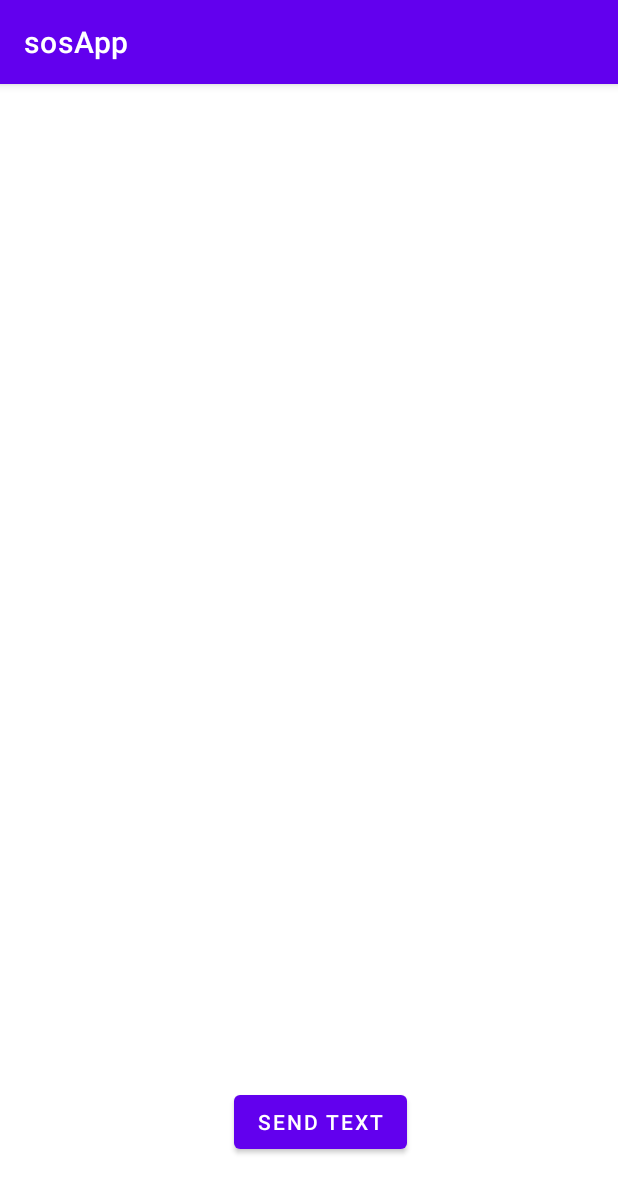
After one commit to ZSabakh/emergency-contacts-kotlin, an Android app: the SendTextActivity screen opened directly, with no data from a screen before it, on a phone screen of 412 x 824 dp. The commit adds this screen. Shown: the top 1193 px of the screen. Run offline under Robolectric (Android 15) with nearby library versions, the phone set to English and light mode, and no system bars.

Commit message:
Added new activity. Can select contacts and send SOS texts

```diff
--- a/app/src/main/AndroidManifest.xml
+++ b/app/src/main/AndroidManifest.xml
@@ -22,7 +22,8 @@
         <activity android:name=".ui.LoginActivity">
         </activity>
         <activity android:name=".ui.AddContactActivity">
-
+        </activity>
+        <activity android:name=".ui.SendTextActivity">
         </activity>
     </application>
 
--- a/app/src/main/java/com/example/sosapp/RecyclerViewAdapter.kt
+++ b/app/src/main/java/com/example/sosapp/RecyclerViewAdapter.kt
@@ -5,7 +5,7 @@ import android.view.View
 import android.view.ViewGroup
 import android.widget.TextView
 import androidx.recyclerview.widget.RecyclerView
-import com.example.sosapp.ui.model.ContactUIModel
+import com.example.sosapp.ui.models.ContactUIModel
 
 
 class RecyclerViewAdapter(private val contactUIModels: List<ContactUIModel>)
--- a/app/src/main/java/com/example/sosapp/api/ApiService.kt
+++ b/app/src/main/java/com/example/sosapp/api/ApiService.kt
@@ -1,9 +1,6 @@
 package com.example.sosapp.api
 
-import com.example.sosapp.models.Contact
-import com.example.sosapp.models.ContactsResponse
-import com.example.sosapp.models.SignInRequest
-import com.example.sosapp.models.UserResponse
+import com.example.sosapp.models.*
 import retrofit2.Call
 import retrofit2.http.*
 
@@ -17,4 +14,7 @@ interface ApiService {
 
     @GET(Constants.CONTACTS_URL)
     fun fetchPosts(@Header("x-access-token") token: String): Call<ContactsResponse>
+
+    @POST(Constants.SEND_TEXT_URL)
+    fun sendText(@Header("x-access-token") token: String, @Body request:MessageRequest): Call <MessageResponse>
 }
--- a/app/src/main/java/com/example/sosapp/api/Constants.kt
+++ b/app/src/main/java/com/example/sosapp/api/Constants.kt
@@ -5,4 +5,5 @@ object Constants {
     const val LOGIN_URL = "auth/signin"
     const val CONTACTS_URL = "user/get-contacts"
     const val ADD_CONTACT_URL = "user/add-contact"
+    const val SEND_TEXT_URL = "user/send-text"
 }
--- /dev/null
+++ b/app/src/main/java/com/example/sosapp/ui/SendTextActivity.kt
@@ -0,0 +1,68 @@
+package com.example.sosapp.ui
+
+import android.content.Intent
+import android.os.Bundle
+import android.os.Message
+import android.widget.Button
+import android.widget.Toast
+import androidx.appcompat.app.AppCompatActivity
+import com.example.sosapp.R
+import com.example.sosapp.api.ApiClient
+import com.example.sosapp.api.SessionManager
+import com.example.sosapp.models.Contact
+import com.example.sosapp.models.MessageRequest
+import com.example.sosapp.models.MessageResponse
+import retrofit2.Call
+import retrofit2.Callback
+import retrofit2.Response
+
+class SendTextActivity: AppCompatActivity() {
+    private lateinit var apiClient: ApiClient
+    private lateinit var sessionManager: SessionManager
+    private lateinit var btSendText: Button
+
+
+    override fun onCreate(savedInstanceState: Bundle?) {
+        super.onCreate(savedInstanceState)
+        setContentView(R.layout.activity_send_text)
+        viewInitializations()
+        apiClient = ApiClient()
+        sessionManager = SessionManager(this)
+
+        val selectedContacts = intent.getSerializableExtra("selected_contacts")
+
+        btSendText.setOnClickListener{
+            val intent = Intent(this@SendTextActivity, MainActivity::class.java)
+
+            apiClient.getApiService().sendText(
+                token = "${sessionManager.fetchAuthToken()}",
+                MessageRequest(selectedContacts as ArrayList<String>, "TEST TEST")
+            )
+                .enqueue(object : Callback<MessageResponse> {
+                    override fun onFailure(call: Call<MessageResponse>, t: Throwable) {
+                        startActivity(intent)
+                    }
+
+                    override fun onResponse(
+                        call: Call<MessageResponse>,
+                        response: Response<MessageResponse>
+                    ) {
+                        if (response.code() != 200) {
+//                            Toast.makeText(this@AddContactActivity, "Error", Toast.LENGTH_SHORT).show()
+//                            startActivity(intent)
+                        }
+                        Toast.makeText(
+                            this@SendTextActivity,
+                            "Text submitted!",
+                            Toast.LENGTH_SHORT
+                        ).show()
+                        startActivity(intent)
+                    }
+                })
+        }
+    }
+
+    private fun viewInitializations() {
+        btSendText = findViewById(R.id.bt_create_text)
+    }
+}
--- a/app/src/main/java/com/example/sosapp/ui/model/ContactUIModel.kt
+++ b/app/src/main/java/com/example/sosapp/ui/models/ContactUIModel.kt
@@ -1,4 +1,4 @@
-package com.example.sosapp.ui.model
+package com.example.sosapp.ui.models
 
 data class ContactUIModel(
     val contactName: String,
--- a/app/src/main/res/layout/activity_main.xml
+++ b/app/src/main/res/layout/activity_main.xml
@@ -30,7 +30,7 @@
         app:layout_constraintEnd_toEndOf="parent" />
 
     <Button
-        android:id="@+id/bt_send_text"
+        android:id="@+id/bt_create_text"
         android:layout_width="wrap_content"
         android:layout_height="wrap_content"
         android:layout_marginEnd="124dp"
--- /dev/null
+++ b/app/src/main/res/layout/activity_send_text.xml
@@ -0,0 +1,18 @@
+<?xml version="1.0" encoding="utf-8"?>
+<androidx.constraintlayout.widget.ConstraintLayout
+    xmlns:android="http://schemas.android.com/apk/res/android"
+    xmlns:app="http://schemas.android.com/apk/res-auto"
+    xmlns:tools="http://schemas.android.com/tools"
+    android:layout_width="match_parent"
+    android:layout_height="match_parent">
+
+    <Button
+        android:id="@+id/bt_create_text"
+        android:layout_width="wrap_content"
+        android:layout_height="wrap_content"
+        android:layout_marginStart="156dp"
+        android:layout_marginBottom="52dp"
+        android:text="@string/send_text"
+        app:layout_constraintBottom_toBottomOf="parent"
+        app:layout_constraintStart_toStartOf="parent" />
+</androidx.constraintlayout.widget.ConstraintLayout>
--- a/app/src/main/res/values/strings.xml
+++ b/app/src/main/res/values/strings.xml
@@ -7,4 +7,5 @@
     <string name="add_contact">Add Contact</string>
     <string name="phone_number">Phone number</string>
     <string name="name">Name</string>
+    <string name="send_text">Send text</string>
 </resources>
```
Also changed, not shown: app/src/main/java/com/example/sosapp/models/MessageRequest.kt (added, +10 -0 lines), app/src/main/java/com/example/sosapp/models/MessageResponse.kt (added, +8 -0 lines), app/src/main/java/com/example/sosapp/ui/MainActivity.kt (+16 -3 lines).
